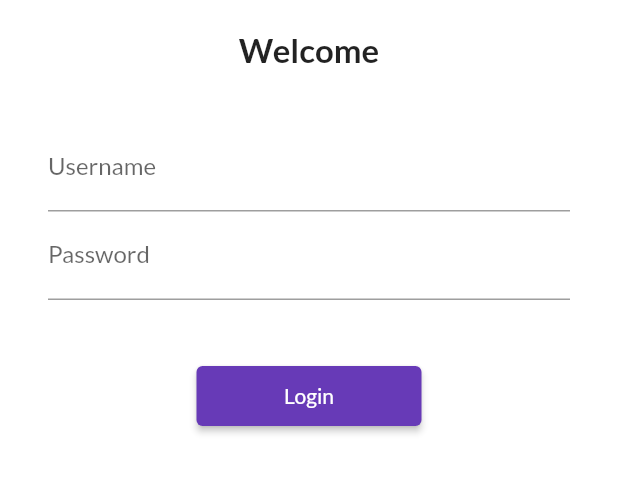
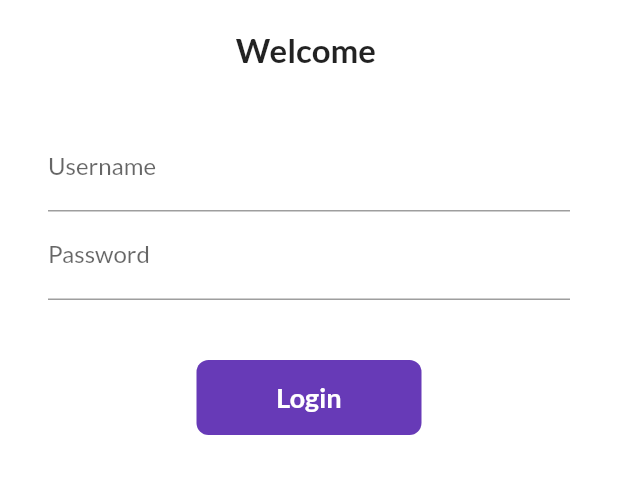
Before and after one commit to shaurya019/Catalog_app, a Flutter app: the screen it shows after launch, on a phone screen of 412 x 824 dp, the part 426-920 px from its top. Run offline on Flutter 3.47's test engine with Material 2 defaults, Android fonts, the phone set to English and light mode, and no system bars; our stand-ins replace google_fonts.

Commit message:
inkwell animation

```diff
--- a/lib/pages/login.dart
+++ b/lib/pages/login.dart
@@ -3,7 +3,14 @@ import 'package:flutter/material.dart';
 
 import '../utils/routes.dart';
 
-class MyLoginPage extends StatelessWidget{
+class MyLoginPage extends StatefulWidget{
+  @override
+  State<MyLoginPage> createState() => _MyLoginPageState();
+}
+
+class _MyLoginPageState extends State<MyLoginPage> {
+  String name= "";
+  bool changeButton = false;
   @override
   Widget build(BuildContext context) {
     return Material(
@@ -17,7 +24,7 @@ class MyLoginPage extends StatelessWidget{
           SizedBox(
             height: 20.0,
           ),
-          Text("Welcome",style: TextStyle(fontSize: 22,fontWeight: FontWeight.bold),),
+          Text("Welcome $name",style: TextStyle(fontSize: 22,fontWeight: FontWeight.bold),),
           SizedBox(
             height: 20.0,
           ),
@@ -31,6 +38,11 @@ class MyLoginPage extends StatelessWidget{
     hintText: "Enter username",
     labelText: "Username",
     ),
+      onChanged: (value){
+      setState(() {
+        name = value;
+      });
+      },
     ),
     TextFormField(
     obscureText: true,
@@ -42,19 +54,51 @@ class MyLoginPage extends StatelessWidget{
     SizedBox(
     height: 40.0,
     ),
-      ElevatedButton(
-        child: Text("Login"),
-        style: TextButton.styleFrom(minimumSize: Size(150, 40)),
-        onPressed: () {
+      InkWell(
+        onTap: () async {
+          setState(() {
+             changeButton = true;
+          });
+          await Future.delayed(Duration(seconds: 1));
           Navigator.pushNamed(context, MyRoutes.homeRoute);
         },
+        child: AnimatedContainer(
+          duration: Duration(seconds: 1),
+          width: changeButton ? 50 : 150,
+          height: 50,
+          alignment: Alignment.center,
+          child: changeButton
+              ? Icon(
+            Icons.done,
+            color: Colors.white,
+          )
+              : Text(
+            "Login",
+            style: TextStyle(
+                color: Colors.white,
+                fontWeight: FontWeight.bold,
+                fontSize: 18),
+          ),
+          decoration: BoxDecoration(
+            color: Colors.deepPurple,
+            borderRadius:
+            BorderRadius.circular(changeButton ? 50 : 8),
+          ),
+        ),
       ),
+
+      // ElevatedButton(
+      //   child: Text("Login"),
+      //   style: TextButton.styleFrom(minimumSize: Size(150, 40)),
+      //   onPressed: () {
+      //     Navigator.pushNamed(context, MyRoutes.homeRoute);
+      //   },
+      // )
+    ],
+    ),
+    )
         ],
       ),
-    ),
-      ],
-    ),
     );
   }
-
 }
```
